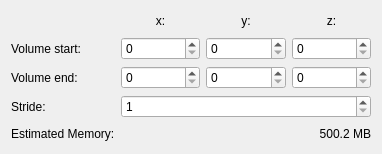
Before: the Qt Designer form tomviz/Hdf5SubsampleWidget.ui in OpenChemistry/tomviz, drawn with Qt 5.
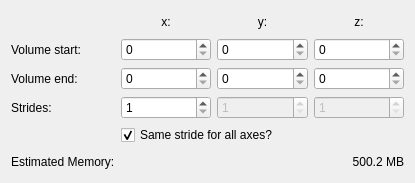
After: the same form once the commit is applied.

Commit message:
Allow strides to be chosen for each axis
This allows strides to be chosen for each axis when subsampling
an HDF5 file.

This additionally allows tilt series files to be subsampled, since the user
can now choose which axes to stride, and they are not required to stride the
tilt axis.

What changed in the file:
```diff
--- a/tomviz/Hdf5SubsampleWidget.ui
+++ b/tomviz/Hdf5SubsampleWidget.ui
@@ -6,14 +6,27 @@
    <rect>
     <x>0</x>
     <y>0</y>
-    <width>382</width>
-    <height>154</height>
+    <width>415</width>
+    <height>183</height>
    </rect>
   </property>
   <property name="windowTitle">
    <string>Form</string>
   </property>
   <layout class="QGridLayout" name="gridLayout">
+   <item row="3" column="1">
+    <widget class="QSpinBox" name="strideX">
+     <property name="keyboardTracking">
+      <bool>false</bool>
+     </property>
+     <property name="minimum">
+      <number>1</number>
+     </property>
+     <property name="maximum">
+      <number>100000</number>
+     </property>
+    </widget>
+   </item>
    <item row="2" column="0">
     <widget class="QLabel" name="label_4">
      <property name="text">
@@ -21,19 +34,6 @@
      </property>
     </widget>
    </item>
-   <item row="3" column="1" colspan="3">
-    <widget class="QSpinBox" name="stride">
-     <property name="keyboardTracking">
-      <bool>false</bool>
-     </property>
-     <property name="minimum">
-      <number>1</number>
-     </property>
-     <property name="maximum">
-      <number>100000</number>
-     </property>
-    </widget>
-   </item>
    <item row="1" column="1">
     <widget class="QSpinBox" name="startX">
      <property name="keyboardTracking">
@@ -44,7 +44,7 @@
    <item row="3" column="0">
     <widget class="QLabel" name="label_6">
      <property name="text">
-      <string>Stride:</string>
+      <string>Strides:</string>
      </property>
     </widget>
    </item>
@@ -129,14 +129,14 @@
      </property>
     </widget>
    </item>
-   <item row="4" column="0">
+   <item row="6" column="0">
     <widget class="QLabel" name="label_7">
      <property name="text">
       <string>Estimated Memory:</string>
      </property>
     </widget>
    </item>
-   <item row="4" column="1" colspan="3">
+   <item row="6" column="1" colspan="3">
     <widget class="QLabel" name="memory">
      <property name="text">
       <string>500.2 MB</string>
@@ -146,6 +146,45 @@
      </property>
     </widget>
    </item>
+   <item row="3" column="3">
+    <widget class="QSpinBox" name="strideZ">
+     <property name="enabled">
+      <bool>false</bool>
+     </property>
+     <property name="minimum">
+      <number>1</number>
+     </property>
+     <property name="maximum">
+      <number>100000</number>
+     </property>
+    </widget>
+   </item>
+   <item row="3" column="2">
+    <widget class="QSpinBox" name="strideY">
+     <property name="enabled">
+      <bool>false</bool>
+     </property>
+     <property name="minimum">
+      <number>1</number>
+     </property>
+     <property name="maximum">
+      <number>100000</number>
+     </property>
+    </widget>
+   </item>
+   <item row="4" column="1" colspan="3">
+    <widget class="QCheckBox" name="sameStride">
+     <property name="text">
+      <string>Same stride for all axes?</string>
+     </property>
+     <property name="checked">
+      <bool>true</bool>
+     </property>
+     <property name="tristate">
+      <bool>false</bool>
+     </property>
+    </widget>
+   </item>
   </layout>
  </widget>
  <tabstops>
```
Left out of the diff: 40 changed lines with no effect on the pictures. The commit also changes 10 other files.
